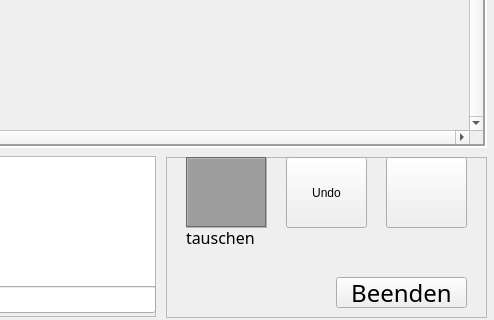
Old version of the form Project Q/game.ui in the repository Praktikumsgruppe-1/Qwirkle; both pictures show x 1014 to 1508 and y 483 to 803 of the 1508 by 803 pixel window.
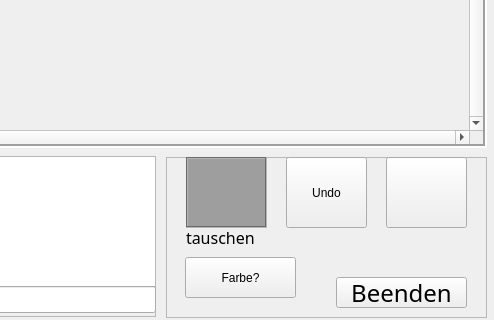
New version of the form. Custom widgets are drawn as their Qt base class.

What changed in the file:
```diff
--- a/Project Q/game.ui
+++ b/Project Q/game.ui
@@ -406,6 +406,19 @@
      <string>Beenden</string>
     </property>
    </widget>
+   <widget class="QPushButton" name="pushButton_3">
+    <property name="geometry">
+     <rect>
+      <x>19</x>
+      <y>100</y>
+      <width>111</width>
+      <height>41</height>
+     </rect>
+    </property>
+    <property name="text">
+     <string>Farbe?</string>
+    </property>
+   </widget>
   </widget>
  </widget>
  <customwidgets>
```
Left out of the diff: 4 changed lines with no effect on the pictures.
